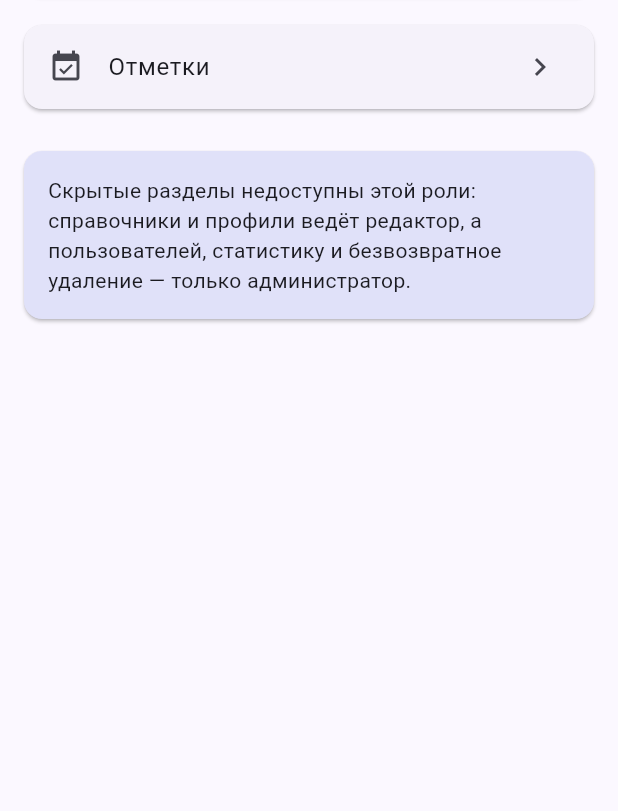
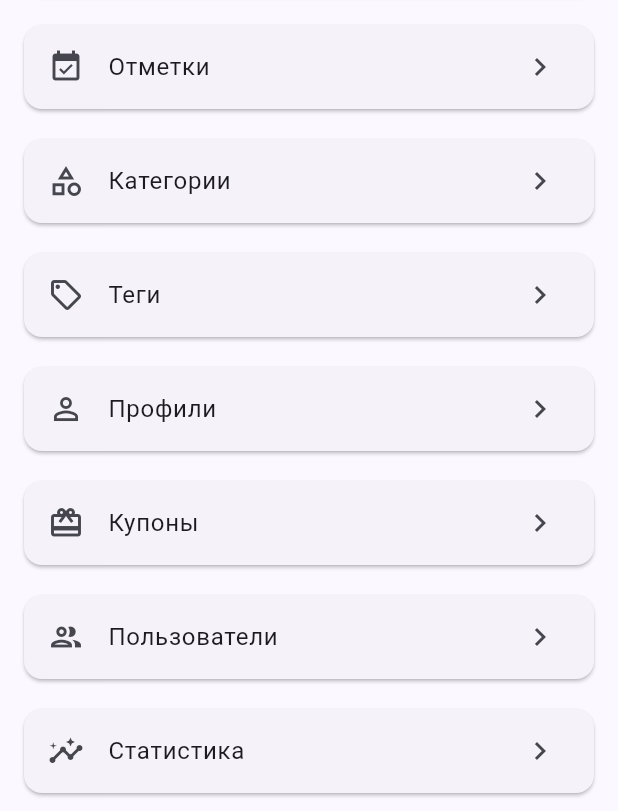
Before and after one commit to Xoz9IuH/habit_tracker, a Flutter app: the HomeScreen screen opened by its route, on a phone screen of 412 x 824 dp, the part 425-1236 px from its top. Run offline on Flutter 3.47's test engine with Material 3 defaults, Android fonts, the phone set to English and light mode, and no system bars; our stand-ins replace dio, go_router, shared_preferences; accounts and stored records are empty.

Commit message:
Права: разделы и кнопки доступны всем ролям, ограничения остаются на сервере; выход чистит старые ключи сессии

```diff
--- a/lib/models/app_user.dart
+++ b/lib/models/app_user.dart
@@ -31,8 +31,10 @@ class AppUser {
   String get key => '$id';
 
   bool get canRead => true;
-  bool get canEdit => isAdmin || isLibrarian;
-  bool get canPurge => isAdmin;
+  // Клиентские ограничения сняты: кнопки доступны всем, а сервер все равно
+  // проверяет роль (RLS / учебный API вернёт 403).
+  bool get canEdit => true;
+  bool get canPurge => true;
   bool get canManageUsers => isAdmin;
 
   String get roleName => switch (role) {
--- a/lib/widgets/app_menu_button.dart
+++ b/lib/widgets/app_menu_button.dart
@@ -76,36 +76,18 @@ const menuSections = <MenuSection>[
     icon: Icons.category_outlined,
     label: 'Категории',
     route: '/categories',
-    minimumRole: Role.librarian,
   ),
-  MenuSection(
-    icon: Icons.sell_outlined,
-    label: 'Теги',
-    route: '/tags',
-    minimumRole: Role.librarian,
-  ),
-  MenuSection(
-    icon: Icons.person_outline,
-    label: 'Профили',
-    route: '/profiles',
-    minimumRole: Role.librarian,
-  ),
-  MenuSection(
-    icon: Icons.card_giftcard,
-    label: 'Купоны',
-    route: '/coupons',
-    minimumRole: Role.librarian,
-  ),
+  MenuSection(icon: Icons.sell_outlined, label: 'Теги', route: '/tags'),
+  MenuSection(icon: Icons.person_outline, label: 'Профили', route: '/profiles'),
+  MenuSection(icon: Icons.card_giftcard, label: 'Купоны', route: '/coupons'),
   MenuSection(
     icon: Icons.group_outlined,
     label: 'Пользователи',
     route: '/users',
-    minimumRole: Role.admin,
   ),
   MenuSection(
     icon: Icons.insights_outlined,
     label: 'Статистика',
     route: '/system',
-    minimumRole: Role.admin,
   ),
 ];
```
Also changed, not shown: lib/core/auth_controller.dart (+32 -3 lines), lib/core/role.dart (+7 -7 lines), 6 other files.
